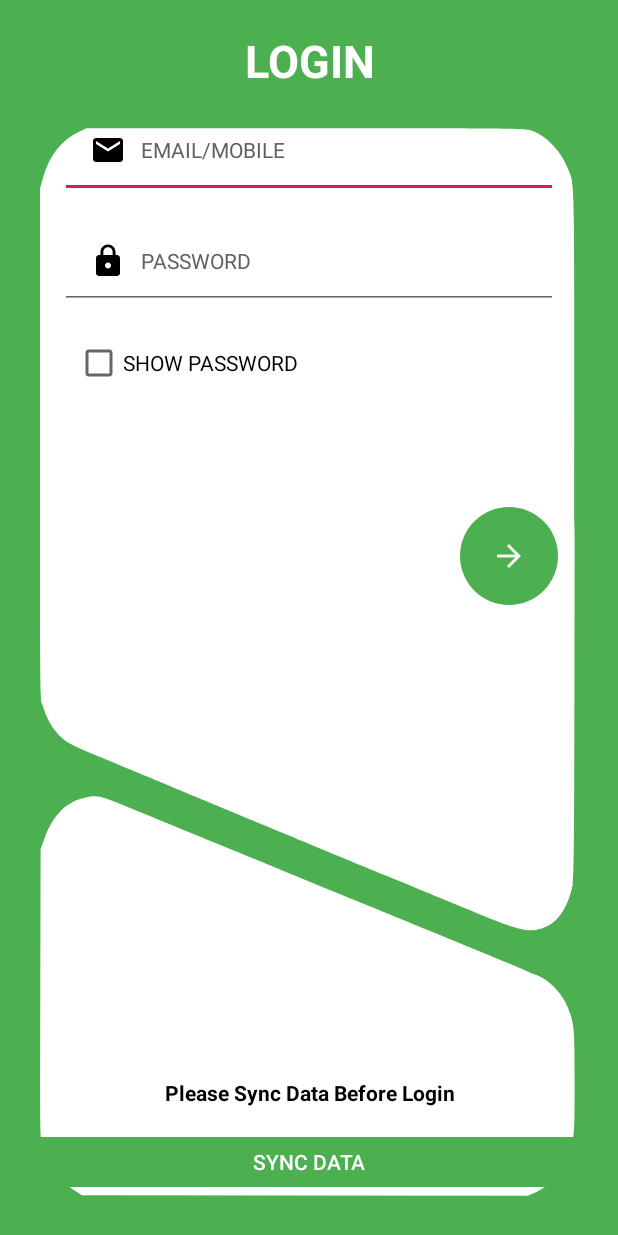
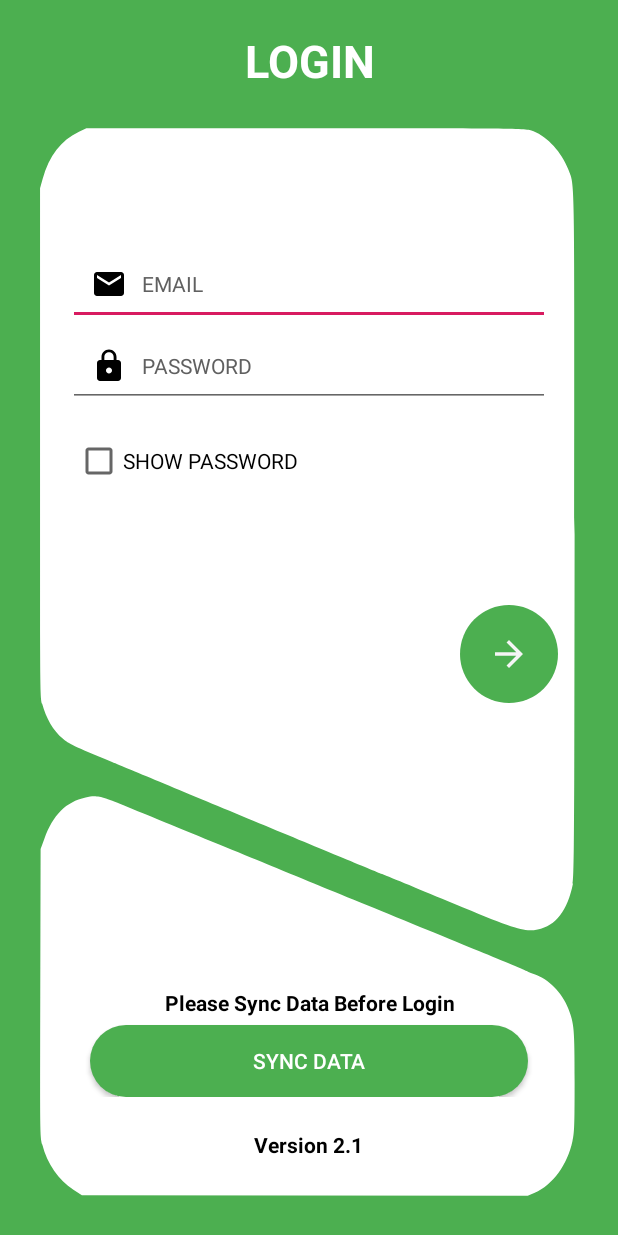
Before and after one commit to mwaqarfarooqui/Login, an Android app: the layout activity_main2.xml on its own in the app's theme, with its tools: preview values and no code run, on a phone screen of 412 x 824 dp. Run offline under Robolectric (Android 15) with nearby library versions, the phone set to English and light mode, and no system bars.

Commit message:
* Fixed sign in layout and some mofifications.

```diff
--- a/app/build.gradle
+++ b/app/build.gradle
@@ -2,10 +2,10 @@ apply plugin: 'com.android.application'
 
 android {
     compileSdkVersion 29
-    buildToolsVersion "29.0.0"
+    buildToolsVersion "29.0.3"
     defaultConfig {
         applicationId "com.example.login"
-        minSdkVersion 16
+        minSdkVersion 17
         targetSdkVersion 29
         versionCode 1
         versionName "1.0"
@@ -21,11 +21,11 @@ android {
 
 dependencies {
     implementation fileTree(dir: 'libs', include: ['*.jar'])
-    implementation 'androidx.appcompat:appcompat:1.0.2'
-    implementation 'androidx.constraintlayout:constraintlayout:1.1.3'
-    testImplementation 'junit:junit:4.12'
-    androidTestImplementation 'androidx.test:runner:1.2.0'
-    androidTestImplementation 'androidx.test.espresso:espresso-core:3.2.0'
+    implementation 'androidx.appcompat:appcompat:1.2.0'
+    implementation 'androidx.constraintlayout:constraintlayout:2.0.4'
+    testImplementation 'junit:junit:4.13.1'
+    androidTestImplementation 'androidx.test:runner:1.3.0'
+    androidTestImplementation 'androidx.test.espresso:espresso-core:3.3.0'
 
     //noinspection GradleCompatible
     implementation 'com.android.support:appcompat-v7:27.0.2'
--- a/app/src/main/AndroidManifest.xml
+++ b/app/src/main/AndroidManifest.xml
@@ -9,14 +9,23 @@
         android:roundIcon="@mipmap/ic_launcher_round"
         android:supportsRtl="true"
         android:theme="@style/AppTheme">
-        <activity android:name=".Main2Activity"></activity>
-        <activity android:name=".Signup">
+
+        <activity android:name=".Main2Activity" >
             <intent-filter>
                 <action android:name="android.intent.action.MAIN" />
 
                 <category android:name="android.intent.category.LAUNCHER" />
             </intent-filter>
         </activity>
+
+        <activity android:name=".Signup">
+            <!--<intent-filter>
+                <action android:name="android.intent.action.MAIN" />
+
+                <category android:name="android.intent.category.LAUNCHER" />
+            </intent-filter>-->
+        </activity>
+
     </application>
 
 </manifest>
--- a/app/src/main/res/drawable/ic_arrow_forward_black_24dp.xml
+++ b/app/src/main/res/drawable/ic_arrow_forward_black_24dp.xml
@@ -1,6 +1,6 @@
 <vector xmlns:android="http://schemas.android.com/apk/res/android"
-        android:width="24dp"
-        android:height="24dp"
+        android:width="28dp"
+        android:height="28dp"
         android:viewportWidth="24.0"
         android:viewportHeight="24.0">
     <path
--- a/app/src/main/res/layout/activity_main2.xml
+++ b/app/src/main/res/layout/activity_main2.xml
@@ -13,15 +13,14 @@
         android:layout_height="wrap_content"
         android:layout_alignParentLeft="true"
         android:layout_alignParentTop="true"
-        android:layout_marginTop="0dp"
+        android:layout_marginTop="20dp"
         android:background="@drawable/background">
 
         <TextView
             android:layout_width="match_parent"
             android:layout_height="wrap_content"
+            android:gravity="center"
             android:text="LOGIN"
-            android:textAlignment="center"
-            android:layout_marginTop="20dp"
             android:textColor="#ffff"
             android:textSize="30sp"
             android:textStyle="bold" />
@@ -30,10 +29,10 @@
 
     <LinearLayout
         android:layout_width="match_parent"
-        android:layout_height="match_parent"
+        android:layout_height="wrap_content"
         android:layout_below="@+id/toolbar"
-        android:orientation="vertical"
-        android:layout_centerHorizontal="true">
+        android:layout_centerHorizontal="true"
+        android:orientation="vertical">
 
         <LinearLayout
             android:id="@+id/layout"
@@ -51,19 +50,21 @@
                 android:id="@+id/signin"
                 android:layout_width="match_parent"
                 android:layout_height="wrap_content"
+                android:layout_marginTop="30dp"
                 android:orientation="vertical">
 
                 <EditText
                     android:id="@+id/email"
                     android:layout_width="match_parent"
                     android:layout_height="wrap_content"
-                    android:layout_marginStart="20dp"
-                    android:layout_marginEnd="20dp"
-                    android:drawableLeft="@drawable/ic_email_black_24dp"
+                    android:layout_marginStart="25dp"
+                    android:layout_marginTop="20dp"
+                    android:layout_marginEnd="25dp"
+                    android:drawableStart="@drawable/ic_email_black_24dp"
                     android:drawablePadding="10dp"
-                    android:hint="EMAIL/MOBILE"
-                    android:inputType="text"
-                    android:padding="20dp"
+                    android:hint="EMAIL"
+                    android:inputType="textEmailAddress"
+                    android:padding="15dp"
                     android:textColorHint="#606060"
                     android:textSize="14sp" />
 
@@ -71,22 +72,21 @@
                     android:id="@+id/password"
                     android:layout_width="match_parent"
                     android:layout_height="wrap_content"
-                    android:layout_marginStart="20dp"
-                    android:layout_marginTop="10dp"
-                    android:layout_marginEnd="20dp"
-                    android:drawableLeft="@drawable/ic_lock_black_24dp"
+                    android:layout_marginStart="25dp"
+                    android:layout_marginEnd="25dp"
+                    android:drawableStart="@drawable/ic_lock_black_24dp"
                     android:drawablePadding="10dp"
                     android:hint="PASSWORD"
                     android:inputType="textPassword"
-                    android:padding="20dp"
+                    android:padding="15dp"
                     android:textColorHint="#606060"
                     android:textSize="14sp" />
 
                 <CheckBox
                     android:id="@+id/checkbox"
-                    android:layout_width="match_parent"
+                    android:layout_width="wrap_content"
                     android:layout_height="wrap_content"
-                    android:layout_marginLeft="30dp"
+                    android:layout_marginStart="30dp"
                     android:layout_marginTop="20dp"
                     android:text="SHOW PASSWORD" />
 
@@ -96,33 +96,30 @@
                     android:layout_height="65dp"
                     android:layout_gravity="end"
                     android:layout_marginStart="8dp"
-                    android:layout_marginLeft="8dp"
                     android:layout_marginTop="80dp"
                     android:layout_marginEnd="20dp"
-                    android:layout_marginRight="25dp"
                     android:background="@drawable/button_background"
                     android:src="@drawable/ic_arrow_forward_black_24dp"
                     app:layout_constraintEnd_toEndOf="parent"
                     app:layout_constraintStart_toStartOf="parent"
                     app:layout_constraintTop_toTopOf="parent" />
 
-                <!--<ImageButton-->
-                    <!--android:id="@+id/signin1"-->
-                    <!--android:layout_width="55dp"-->
-                    <!--android:layout_height="55dp"-->
-                    <!--android:layout_gravity="end"-->
-                    <!--android:layout_marginTop="70dp"-->
-                    <!--android:layout_marginRight="25dp"-->
-                    <!--android:background="@drawable/button_background"-->
-                    <!--android:src="@drawable/ic_arrow_forward_black_24dp" />-->
+                <!--<ImageButton
+                    android:id="@+id/signin1"
+                    android:layout_width="55dp"
+                    android:layout_height="55dp"
+                    android:layout_gravity="end"
+                    android:layout_marginTop="70dp"
+                    android:layout_marginRight="25dp"
+                    android:background="@drawable/button_background"
+                    android:src="@drawable/ic_arrow_forward_black_24dp" />-->
 
             </LinearLayout>
 
             <LinearLayout
                 android:layout_width="match_parent"
                 android:layout_height="wrap_content"
-                android:layout_below="@+id/signin"
-                android:layout_marginTop="290dp"
+                android:layout_marginTop="190dp"
                 android:gravity="center"
                 android:orientation="vertical">
 
@@ -130,7 +127,6 @@
                     android:layout_width="wrap_content"
                     android:layout_height="wrap_content"
                     android:layout_gravity="center"
-                    android:layout_marginTop="25dp"
                     android:text="Please Sync Data Before Login"
                     android:textAlignment="center"
                     android:textColor="@android:color/black"
@@ -138,11 +134,11 @@
 
                 <Button
                     android:id="@+id/syncdata"
-                    android:layout_width="420dp"
+                    android:layout_width="match_parent"
                     android:layout_height="wrap_content"
                     android:layout_gravity="center"
                     android:layout_marginLeft="40dp"
-                    android:layout_marginTop="20dp"
+                    android:layout_marginTop="5dp"
                     android:layout_marginRight="40dp"
                     android:background="@drawable/button_background"
                     android:text="SYNC DATA"
@@ -153,18 +149,16 @@
             <LinearLayout
                 android:layout_width="match_parent"
                 android:layout_height="wrap_content"
-                android:layout_below="@+id/syncdata"
-                android:layout_marginTop="25dp"
                 android:gravity="center"
+                android:layout_marginTop="22dp"
                 android:orientation="vertical">
 
                 <TextView
                     android:layout_width="wrap_content"
                     android:layout_height="wrap_content"
                     android:layout_gravity="center"
-                    android:layout_marginTop="0dp"
                     android:text="Version 2.1"
-                    android:textAlignment="center"
+                    android:gravity="center"
                     android:textColor="@android:color/black"
                     android:textStyle="bold" />
 
```
